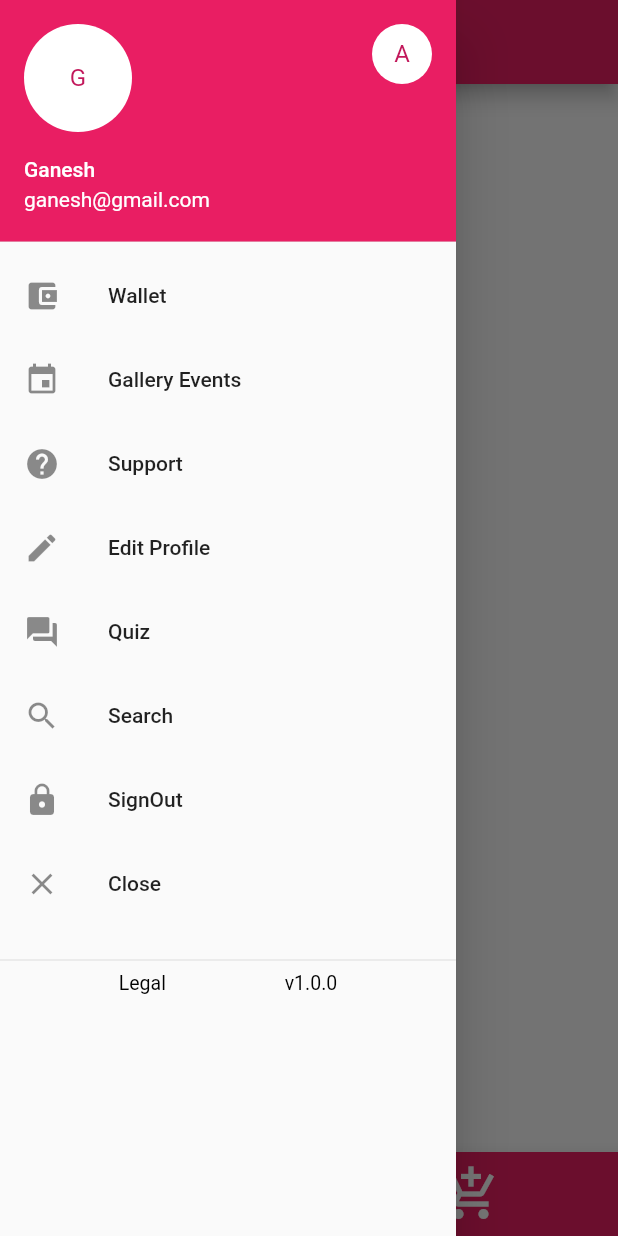
After one commit to vinayakusername/FlutterHealthTechApp, a Flutter app: the MyHomePage screen opened directly, with the side drawer open, on a phone screen of 412 x 824 dp. The commit adds this screen. Run offline on Flutter 3.47's test engine with Material 2 defaults, Android fonts, the phone set to English and light mode, and no system bars.

Commit message:
files updated

```diff
--- /dev/null
+++ b/lib/views/widget_homePage.dart
@@ -0,0 +1,283 @@
+import 'dart:io';
+import 'package:flutter/foundation.dart';
+import 'package:flutter/material.dart';
+import 'package:health_tech_app1/views/widget_BuyPage.dart';
+import 'package:health_tech_app1/views/widget_MojoPage.dart';
+
+class MyHomePage extends StatefulWidget {
+ // MyHomePage({Key key, this.title}) : super(key: key);
+ //final String title;
+
+//  MyHomePage
+//  ({
+//    this.auth,
+//    this.onSignedOut
+//  });
+
+//  final AuthImplementation auth;
+//  final VoidCallback onSignedOut;
+
+  @override
+  _MyHomePageState createState() => _MyHomePageState();
+
+}
+
+class _MyHomePageState extends State<MyHomePage> {
+
+  void logOutUser() async
+  {
+     try
+     {
+      // await widget.auth.signOut();
+      // widget.onSignedOut;
+     }
+     catch(e)
+     {
+        print("Error:"+e.toString());
+     }
+  }
+
+  @override
+  Widget build(BuildContext context) {
+
+
+    return Scaffold(
+      appBar:  AppBar
+              (
+               title: Container(
+                        alignment: Alignment.center,
+                        child: Text("Home Page",style: TextStyle(color: Colors.white,fontSize: 20.0),),
+                 ),
+                 backgroundColor: Colors.pink,
+                  //elevation property is used to set elevation to AppBar in Android Device.
+                 elevation: defaultTargetPlatform == TargetPlatform.android ?5.0 : 0.0,
+               ),
+
+
+       drawer: navigationDrawer(),
+
+       body: Container
+             (
+                alignment: Alignment.center,
+                child: Text("MY Home Page",style: TextStyle(color: Colors.black,fontSize: 20.0),),
+             ) ,
+
+       bottomNavigationBar: bottomMenuBar(),
+    );
+  }
+
+
+  Widget navigationDrawer()
+  {
+    return new Drawer(
+          // ListView is used to create  static list of items.
+          child: new ListView(
+            children: <Widget>[
+              //useraccountsdrawerheader is used to show user accounts details on drawer.
+              new UserAccountsDrawerHeader(
+                 accountName: new Text("Ganesh"),
+                 accountEmail: new Text("ganesh@gmail.com"),
+                 currentAccountPicture: new CircleAvatar(
+                   backgroundColor: Theme.of(context).platform==TargetPlatform.iOS
+                   ? Colors.pink:Colors.white,
+                   child: new Text("G"),
+                 ),
+                 otherAccountsPictures: <Widget>[
+                   new CircleAvatar(
+                      backgroundColor: Theme.of(context).platform==TargetPlatform.iOS
+                   ? Colors.pink:Colors.white,
+                      child: new Text("A"),
+                   ),
+                 ],
+              ),
+              //ListTite widget is used to create to items in list view.
+              new ListTile(
+                   title: new Text("Wallet"),//Text widget is used to define text.
+                   leading:Icon(Icons.account_balance_wallet),
+                   //onTap widget is used for providing triggering an event.
+                   onTap: () {
+                     Navigator.of(context).pop(); // this statement is used to close the drawer.
+                     Navigator.of(context).pushNamed("/a"); // this statement is used navigate to specified route or page using named route='/a'.
+                     },
+              ),
+
+               new ListTile(
+                   title: new Text("Gallery Events"),
+                   leading: Icon(Icons.event),
+                   onTap: (){
+                     Navigator.of(context).pop();
+                     Navigator.of(context).pushNamed("/b");
+                   },
+              ),
+
+                new ListTile(
+                   title: new Text("Support"),
+                   leading: Icon(Icons.help),
+                   onTap: (){
+                     Navigator.of(context).pop();
+                     Navigator.of(context).pushNamed("/c");
+                   },
+              ),
+
+               new ListTile(
+                   title: new Text("Edit Profile"),
+                   leading: Icon(Icons.edit),
+                   onTap: (){
+                     Navigator.of(context).pop();
+                     //Navigator.of(context).pushNamed("/c");
+                      Navigator.push
+                                (
+                                  context,
+                                  MaterialPageRoute(builder: (context)
+                                  {
+                                   // return new SetUserProfile();
+                                  })
+                                );
+                   },
+              ),
+
+               new ListTile(
+                   title: new Text("Quiz"),
+                   leading: Icon(Icons.question_answer),
+                   onTap: (){
+                     Navigator.of(context).pop();
+                     Navigator.of(context).pushNamed("/c");
+                   },
+              ),
+
+               new ListTile(
+                   title: new Text("Search"),
+                   leading: Icon(Icons.search),
+                   onTap: (){
+                     Navigator.of(context).pop();
+                     Navigator.of(context).pushNamed("/c");
+                   },
+              ),
+
+
+            // Divider widget is used for separating the items or widgets.
+             // new Divider(),
+
+
+               new ListTile(
+                   title: new Text("SignOut"),
+                   leading: Icon(Icons.lock),
+                   onTap: ()
+                   {
+                     //Navigator.of(context).pop();
+                     //exit(0);
+                     logOutUser();
+                   },
+              ),
+
+               new ListTile(
+                   title: new Text("Close"),
+                   leading: new Icon(Icons.close),//Icon widget is used to set Icons for particular items.
+                   onTap: ()=> Navigator.of(context).pop(),
+              ),
+
+
+              SizedBox(
+                height: 15.0,
+              ),
+              new Divider(),
+               Row(
+                mainAxisAlignment: MainAxisAlignment.spaceEvenly,
+                children: <Widget>
+                        [
+                            Container
+                              (
+                                alignment: Alignment.topLeft,
+                                child: Text("Legal",style: TextStyle(color: Colors.black,fontSize: 13.0),),
+                              ) ,
+
+                               Container
+                              (
+                                alignment: Alignment.topLeft,
+                                child: Text("v1.0.0",style: TextStyle(color: Colors.black,fontSize: 13.0),),
+                              ) ,
+                        ],
+
+                  ),
+
+              ],
+          ),
+        );
+
+  }
+
+  Widget bottomMenuBar()
+  {
+    return BottomAppBar
+       (
+            color: Colors.pink,
+            child: Container
+            (
+              margin: EdgeInsets.only(left:70.0,right:70.0),
+              child: Row
+              (
+                mainAxisAlignment: MainAxisAlignment.spaceBetween,
+                mainAxisSize: MainAxisSize.max,
+
+                children: <Widget>
+                [
+                    IconButton(
+                      icon: Icon(Icons.home),
+                      iconSize: 40,
+                      color: Colors.white,
+                      onPressed:()
+                      {
+                         Navigator.of(context).pop();
+                         Navigator.push
+                                (
+                                  context,
+                                  MaterialPageRoute(builder: (context)
+                                  {
+                                    return new MyHomePage();
+                                  })
+                                );
+                      },
+                      ),
+
+                    IconButton(
+                      icon: Icon(Icons.gif),
+                      iconSize: 40,
+                      color: Colors.white,
+                      onPressed:()
+                      {
+                        Navigator.of(context).pop();
+                        Navigator.push
+                                (
+                                  context,
+                                  MaterialPageRoute(builder: (context)
+                                  {
+                                    //return new UploadPhotoPage();
+                                    return new MojoPage();
+                                  })
+                                );
+                      }
+                      ),
+
+                    IconButton(
+                      icon: Icon(Icons.add_shopping_cart),
+                      iconSize: 40,
+                      color: Colors.white,
+                      onPressed:()
+                      {
+                         Navigator.of(context).pop();
+                         Navigator.push
+                                (
+                                  context,
+                                  MaterialPageRoute(builder: (context)
+                                  {
+                                    return new BuyPage();
+                                  })
+                                );
+                      },
+                      )
+                ],
+              ),
+            ),
+       );
+  }
+}
```
Also changed, not shown: lib/main.dart (+15 -0 lines), lib/views/widget_BuyPage.dart (added, +28 -0 lines), lib/views/widget_DialogBox.dart (added, +42 -0 lines), lib/views/widget_GalleryEventPage.dart (added, +26 -0 lines), lib/views/widget_MojoPage.dart (added, +27 -0 lines), lib/views/widget_SupportPage.dart (added, +25 -0 lines), lib/views/widget_WalletPage.dart (added, +26 -0 lines), pubspec.yaml (+7 -0 lines), pubspec.lock.
